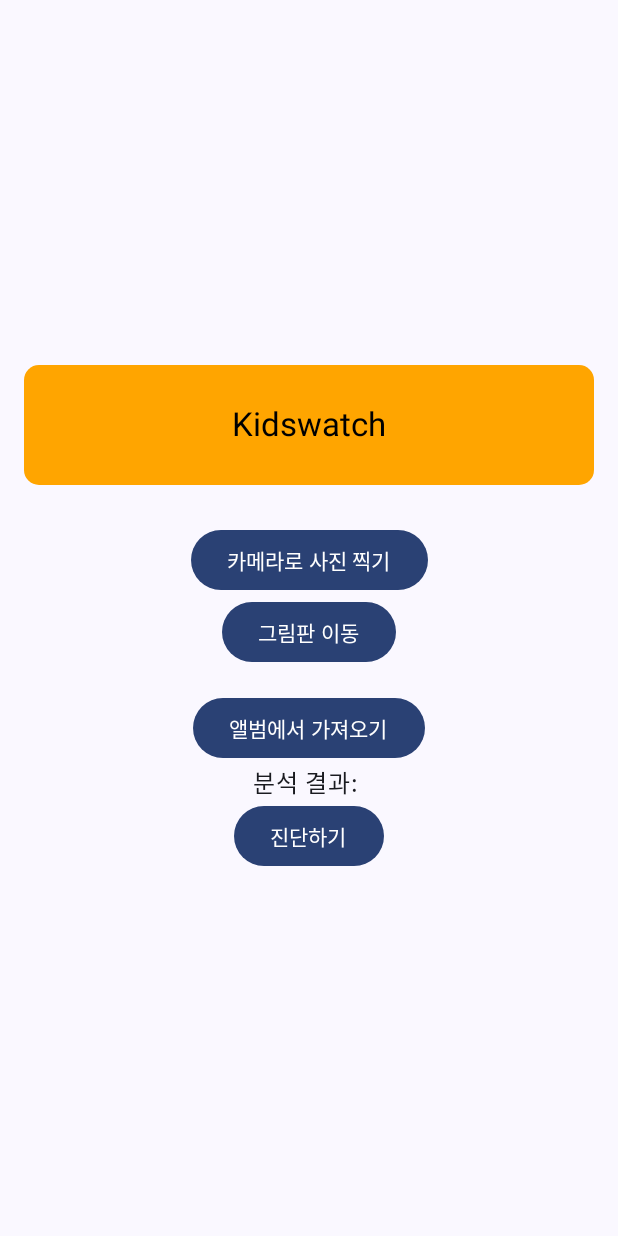
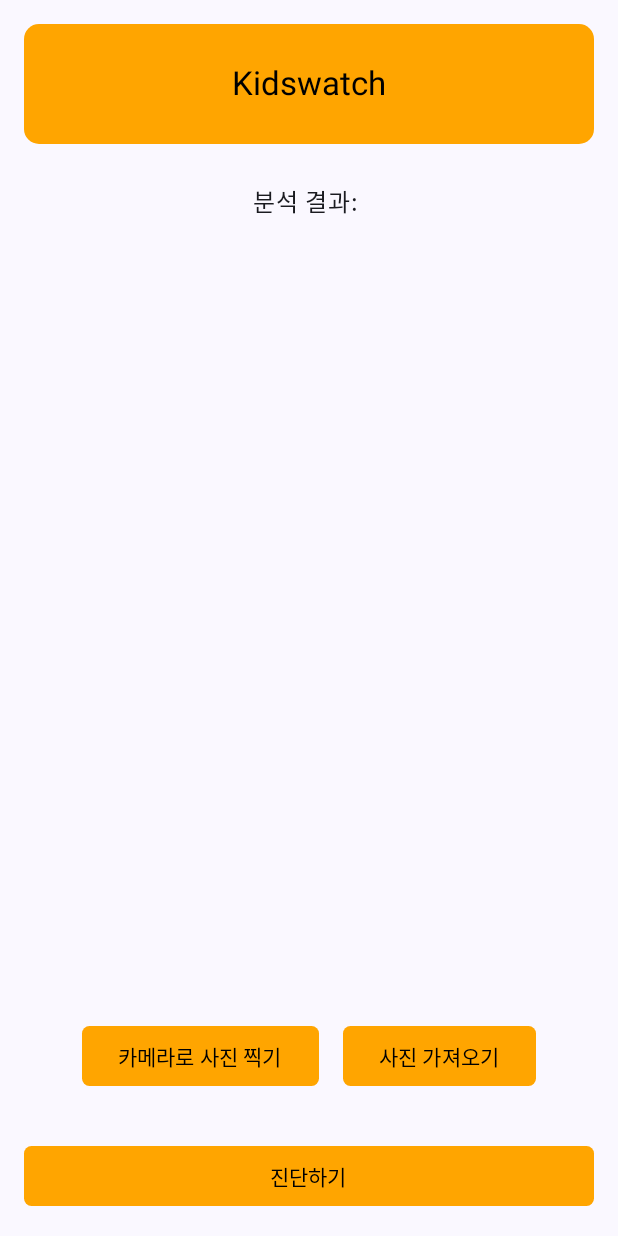
Before and after one commit to EnzoMH/KidsWatch, an Android app built with Jetpack Compose: the screen it shows after launch (MainActivity), on a phone screen of 412 x 824 dp. Run offline under Robolectric (Android 15) with nearby library versions, the light colour scheme and no system bars.

Commit message:
merge완료, ui 작업중

```diff
--- a/app/src/main/java/com/example/kidswatch/MainActivity.kt
+++ b/app/src/main/java/com/example/kidswatch/MainActivity.kt
@@ -17,7 +17,6 @@
 import androidx.compose.foundation.layout.height
 import androidx.compose.foundation.layout.padding
 import androidx.compose.material3.Button
-import androidx.compose.material3.DrawerDefaults
 import androidx.compose.material3.MaterialTheme
 import androidx.compose.material3.Surface
 import androidx.compose.material3.Text
@@ -30,17 +29,14 @@
 import androidx.compose.ui.Alignment
 import androidx.compose.ui.Modifier
 import androidx.compose.ui.platform.LocalContext
-import androidx.compose.ui.text.font.FontWeight
 import androidx.compose.ui.tooling.preview.Preview
 import androidx.compose.ui.unit.dp
 import androidx.core.content.ContextCompat
 import androidx.core.content.FileProvider
 import androidx.navigation.NavController
-import androidx.navigation.NavType
 import androidx.navigation.compose.NavHost
 import androidx.navigation.compose.composable
 import androidx.navigation.compose.rememberNavController
-import androidx.navigation.navArgument
 import com.example.kidswatch.ui.theme.KidsWatchTheme
 import kotlinx.coroutines.launch
 import java.io.File
@@ -49,38 +45,20 @@
 import java.util.Locale
 import android.Manifest
 import android.content.Context
-import android.content.ContentValues
 import android.graphics.Bitmap
 import android.graphics.ImageDecoder
 import android.os.Build
 import android.provider.MediaStore
 import androidx.activity.result.PickVisualMediaRequest
 import androidx.compose.foundation.Image
-import androidx.compose.foundation.background
-import androidx.compose.foundation.border
-import androidx.compose.foundation.clickable
-import androidx.compose.foundation.gestures.detectDragGestures
-import androidx.compose.foundation.layout.Box
-import androidx.compose.foundation.layout.Row
-import androidx.compose.foundation.layout.fillMaxWidth
-import androidx.compose.foundation.layout.offset
 import androidx.compose.foundation.layout.Row
 import androidx.compose.foundation.layout.fillMaxWidth
 import androidx.compose.foundation.layout.size
 import androidx.compose.ui.graphics.Color
 import androidx.compose.foundation.layout.width
-import androidx.compose.foundation.layout.wrapContentWidth
 import androidx.compose.foundation.shape.RoundedCornerShape
-import androidx.compose.material3.ButtonDefaults
 import androidx.compose.material3.ButtonDefaults.buttonColors
-import androidx.compose.ui.geometry.Offset
-import androidx.compose.ui.geometry.Size
-
-import androidx.compose.ui.graphics.Path
-import androidx.compose.foundation.layout.width
-
 import androidx.compose.ui.graphics.asImageBitmap
-import coil.compose.rememberImagePainter
 import com.google.gson.Gson
 import com.google.gson.annotations.SerializedName
 import kotlinx.coroutines.Dispatchers
@@ -101,7 +79,9 @@
 
             KidsWatchTheme {
                 // A surface container using the 'background' color from the theme
-                Surface(modifier = Modifier.fillMaxSize(), color = MaterialTheme.colorScheme.background) {
+                Surface(
+                    modifier = Modifier.fillMaxSize(), color = MaterialTheme.colorScheme.background
+                ) {
                     App()
                 }
             }
@@ -137,7 +117,7 @@
         modifier = Modifier
             .fillMaxSize()
             .padding(16.dp),
-        verticalArrangement = Arrangement.Center,
+//        verticalArrangement = Arrangement.Center,
         horizontalAlignment = Alignment.CenterHorizontally
     ) {
         Row(
@@ -167,8 +147,7 @@
         var hasCameraPermission by remember {
             mutableStateOf(
                 ContextCompat.checkSelfPermission(
-                    context,
-                    Manifest.permission.CAMERA
+                    context, Manifest.permission.CAMERA
                 ) == PackageManager.PERMISSION_GRANTED
             )
         }
@@ -181,12 +160,11 @@
                 hasCameraPermission = true
             } else {
                 Toast.makeText(
-                    context,
-                    "Camera permission is required to take photos",
-                    Toast.LENGTH_LONG
+                    context, "Camera permission is required to take photos", Toast.LENGTH_LONG
                 ).show()
             }
         }
+
         //카메라로 찍은 파일 Uri로 바꿔줌
         fun createImageUri(): Uri {
             val timestamp: String = SimpleDateFormat("yyyyMMdd_HHmmss", Locale.US).format(Date())
@@ -209,13 +187,15 @@
                 // 사진 촬영 성공, imageUri에 이미지가 저장됨
                 scope.launch {
                     imageUri?.let { uri ->
-                        val inputStream = context.contentResolver.openInputStream(uri)
-                        val file = File(context.cacheDir, "image.png")
-                        inputStream?.use { input ->
-                            file.outputStream().use { output ->
-                                input.copyTo(output)
-                            }
-                        }
+                        val file = uriToFile(context, uri)
+
+//                        val inputStream = context.contentResolver.openInputStream(uri)
+//                        val file = File(context.cacheDir, "image.png")
+//                        inputStream?.use { input ->
+//                            file.outputStream().use { output ->
+//                                input.copyTo(output)
+//                            }
+//                        }
                         result = postAndGetResult(file)
                         Log.d("result", result)
                     }
@@ -225,47 +205,6 @@
             }
         }
 
-
-        // 사용자가 버튼을 눌렀을 때 카메라 실행
-        Button(onClick = {
-            if (hasCameraPermission) {
-                val uri = createImageUri()
-                cameraLauncher.launch(uri)
-            } else {
-                cameraPermissionLauncher.launch(Manifest.permission.CAMERA)
-            }
-        }) {
-            Text("카메라로 사진 찍기")
-        }
-
-        val launcher = rememberLauncherForActivityResult(
-            contract = ActivityResultContracts.PickVisualMedia(),
-            onResult = { uri ->
-                if (uri != null) {
-                    scope.launch {
-                        imageUri = uri
-                        val inputStream = context.contentResolver.openInputStream(uri)
-                        val file = File(context.cacheDir, "image.png")
-                        inputStream?.use { input ->
-                            file.outputStream().use { output ->
-                                input.copyTo(output)
-                            }
-                        }
-                        result = postAndGetResult(file)
-                    }
-                }
-            }
-        )
-
-        Button(onClick = { navController.navigate("draw") }) {
-            Text("그림판 이동")
-        }
-        Spacer(modifier = Modifier.height(16.dp))
-        Button(onClick = {
-            launcher.launch(PickVisualMediaRequest(ActivityResultContracts.PickVisualMedia.ImageOnly))
-        }) {
-            Text("앨범에서 가져오기")
-        }
         //selectUri가 null이 아닐 때만 이미지 표시 coil 라이브러리 사용
         imageUri?.let { uri ->
             val bitmap = uriToBitmap(uri, context)
@@ -279,24 +218,82 @@
                 )
             }
         }
+        Text(text = "분석 결과: $result")
 
-        Text(text = "분석 결과: $result")
-        Button(
-            onClick = {
-                val uri = URLEncoder.encode(imageUri?.toString(), "UTF-8")
-                navController.navigate("result/${result}/${uri}")
+        Column(
+            modifier = Modifier.fillMaxSize(),
+            verticalArrangement = Arrangement.Bottom,
+            horizontalAlignment = Alignment.CenterHorizontally
+        ) {
+
+            Row(
+                modifier = Modifier.padding(16.dp),
+                horizontalArrangement = Arrangement.SpaceBetween,
+
+                ) {
+                // 사용자가 버튼을 눌렀을 때 카메라 실행
+                Button(
+                    onClick = {
+                        if (hasCameraPermission) {
+                            val uri = createImageUri()
+                            cameraLauncher.launch(uri)
+                        } else {
+                            cameraPermissionLauncher.launch(Manifest.permission.CAMERA)
+                        }
+                    }, colors = buttonColors(orange),
+                    shape = RoundedCornerShape(5.dp)
+                ) {
+                    Text("카메라로 사진 찍기", color = Color.Black)
+                }
+                val launcher = rememberLauncherForActivityResult(
+                    contract = ActivityResultContracts.PickVisualMedia(),
+                    onResult = { uri ->
+                        if (uri != null) {
+                            scope.launch {
+                                imageUri = uri
+                                val file = uriToFile(context, uri)
+//                                val inputStream = context.contentResolver.openInputStream(uri)
+//                                val file = File(context.cacheDir, "image.png")
+//                                inputStream?.use { input ->
+//                                    file.outputStream().use { output ->
+//                                        input.copyTo(output)
+//                                    }
+//                                }
+                                result = postAndGetResult(file)
+                            }
+                        }
+                    }
+                )
+
+                Spacer(modifier = Modifier.width(16.dp))
+                Button(
+                    onClick = {
+                        launcher.launch(PickVisualMediaRequest(ActivityResultContracts.PickVisualMedia.ImageOnly))
+                    }, colors = buttonColors(orange),
+                    shape = RoundedCornerShape(5.dp)
+                ) {
+                    Text("사진 가져오기", color = Color.Black)
+                }
             }
-        )
-        {
-            Text("진단하기")
+
+            Spacer(modifier = Modifier.height(16.dp))
+            Button(
+                onClick = {
+                    val uri = URLEncoder.encode(imageUri?.toString(), "UTF-8")
+                    navController.navigate("result/${result}/${uri}")
+                },
+                colors = buttonColors(orange),
+                shape = RoundedCornerShape(5.dp),
+                modifier = Modifier.fillMaxWidth(5f)
+            ) {
+                Text("진단하기", color = Color.Black)
+            }
         }
     }
 }
 
 
-@Composable
-fun UriToFile(uri: Uri): File {
-    val context = LocalContext.current
+fun uriToFile(context: Context, uri: Uri): File {
     val inputStream = context.contentResolver.openInputStream(uri)
     val file = File(context.cacheDir, "image.png")
     inputStream?.use { input ->
@@ -308,7 +305,7 @@
 }
 
 suspend fun postAndGetResult(file: File): String = withContext(Dispatchers.IO) {
-    val url = "http://192.168.1.22:5000/predict"
+    val url = "http://192.168.1.22:5000/predict" //trend wifi url
     val client = OkHttpClient()
 
     val reqestBody = MultipartBody.Builder()
@@ -347,6 +344,7 @@
     @SerializedName("predicted_class")
     val result: String
 )
+
 fun uriToBitmap(uri: Uri, context: Context): Bitmap? {
     return try {
         if (Build.VERSION.SDK_INT >= Build.VERSION_CODES.P) {
@@ -361,6 +359,7 @@
     }
 }
 
+
 @Preview(showBackground = true)
 @Composable
 fun Preview() {
```
Also changed, not shown: app/src/main/java/com/example/kidswatch/ResultScreen.kt (+51 -9 lines).
